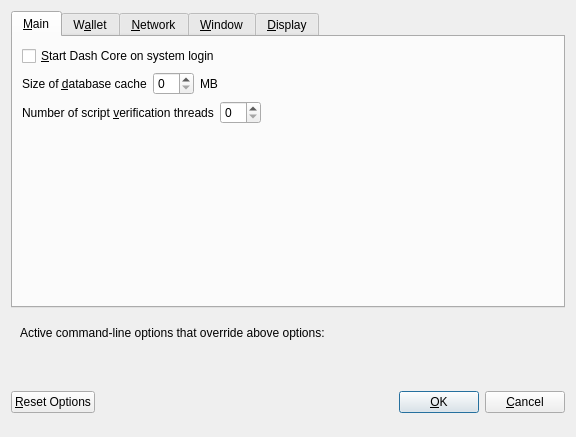
Qt form src/qt/forms/optionsdialog.ui (jesusleon1995/dashfork_test) before a commit.
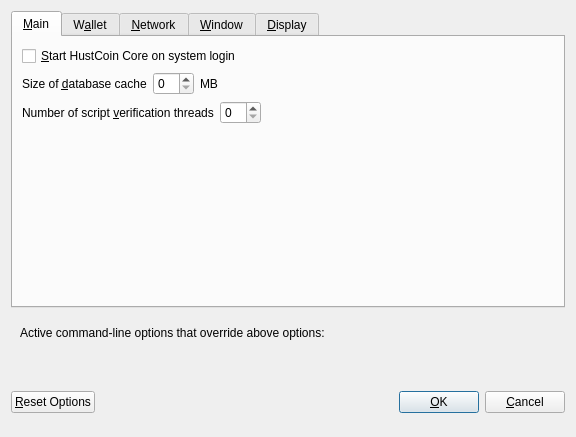
The same form after that commit. Custom widgets are drawn as their Qt base class.

```diff
--- a/src/qt/forms/optionsdialog.ui
+++ b/src/qt/forms/optionsdialog.ui
@@ -33,7 +33,7 @@
           <string>Automatically start Dash Core after logging in to the system.</string>
          </property>
          <property name="text">
-          <string>&amp;Start Dash Core on system login</string>
+          <string>&amp;Start HustCoin Core on system login</string>
          </property>
         </widget>
        </item>
```
Left out of the diff: 14 changed lines with no effect on the pictures.
